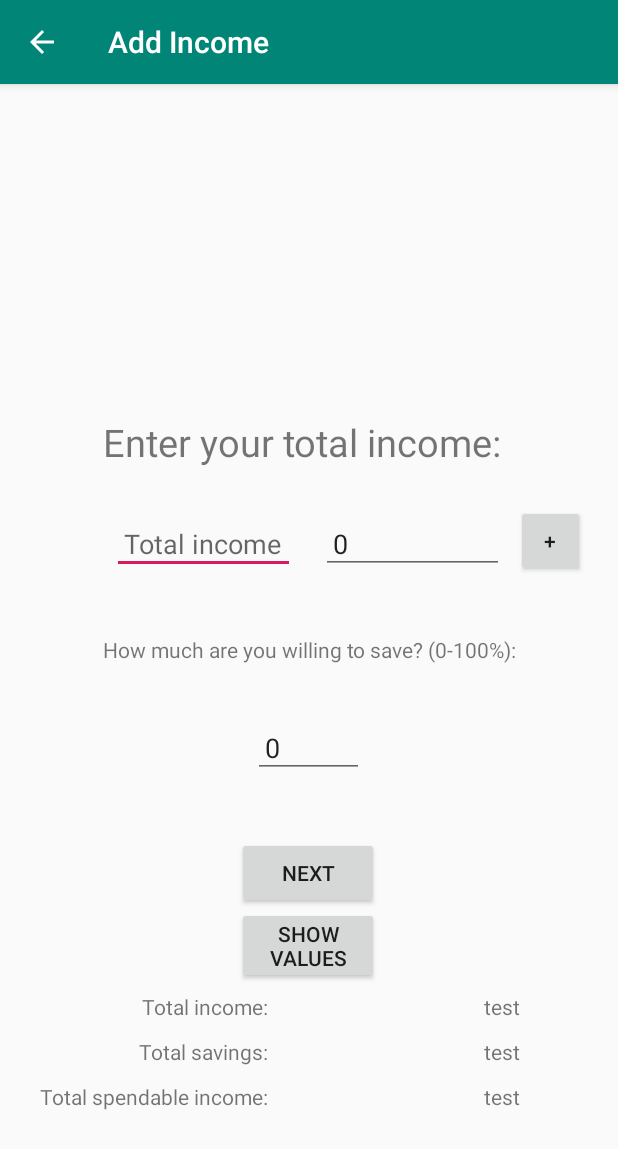
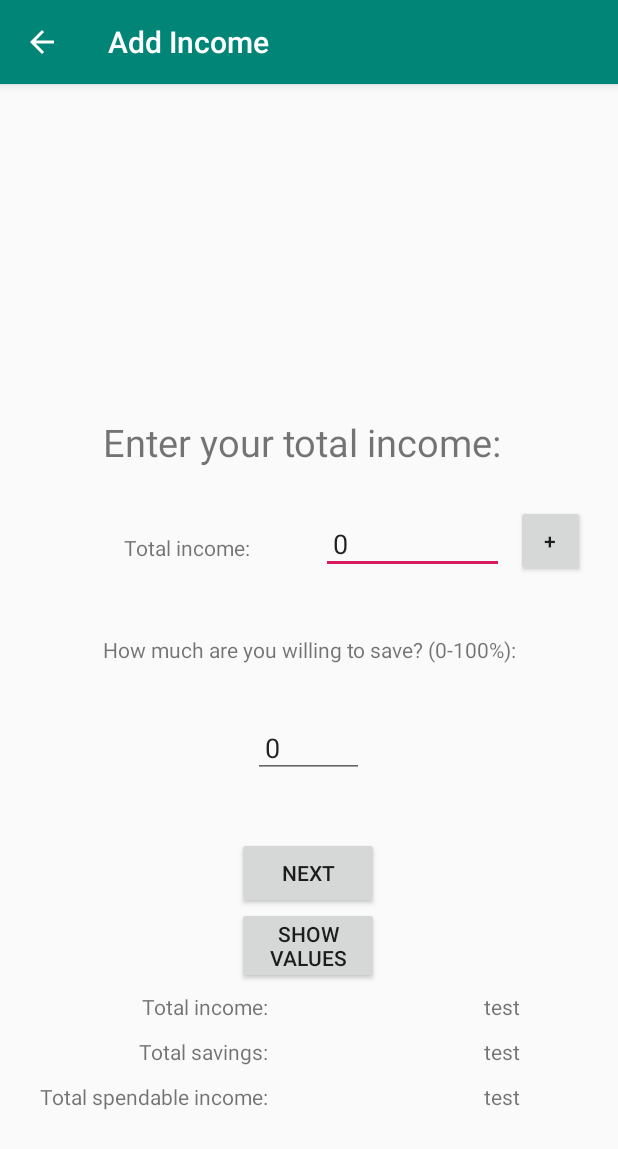
Before and after one commit to Franklin-he/INFS3605-group-project, an Android app: the screen it shows after launch (AddIncomeActivity), on a phone screen of 412 x 824 dp. Shown: the top 1149 px of the screen. Run offline under Robolectric (Android 15) with nearby library versions, the phone set to English and light mode, and no system bars.

Commit message:
income mvp ui change

```diff
--- a/app/src/main/res/layout/activity_income.xml
+++ b/app/src/main/res/layout/activity_income.xml
@@ -17,7 +17,7 @@
         android:text="Enter your total income: "
         android:textSize="25dp" />
 
-    <EditText
+    <TextView
         android:id="@+id/income_desc"
         android:layout_width="122dp"
         android:layout_height="wrap_content"
@@ -26,7 +26,7 @@
         android:layout_marginEnd="215dp"
         android:layout_marginBottom="441dp"
         android:ems="10"
-        android:hint="Total income"
+        android:text="Total income: "
         android:inputType="text"
         android:padding="8dp" />
 
```
